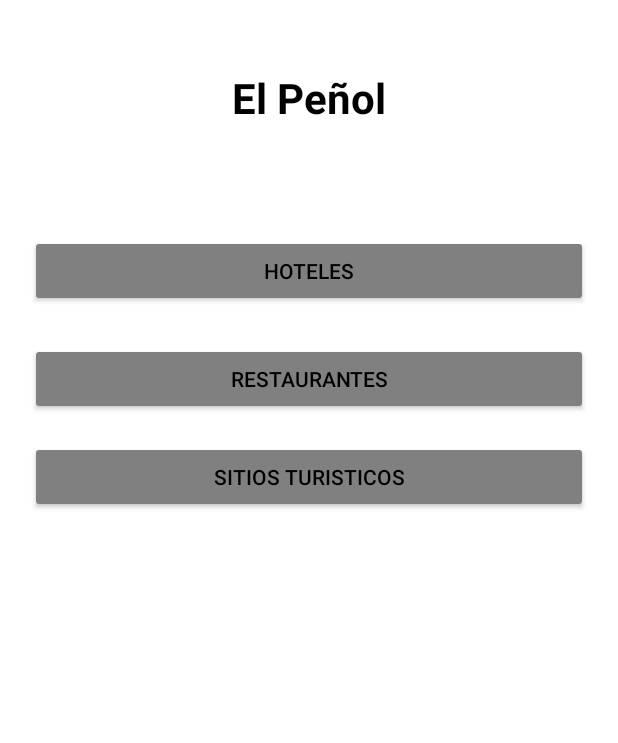
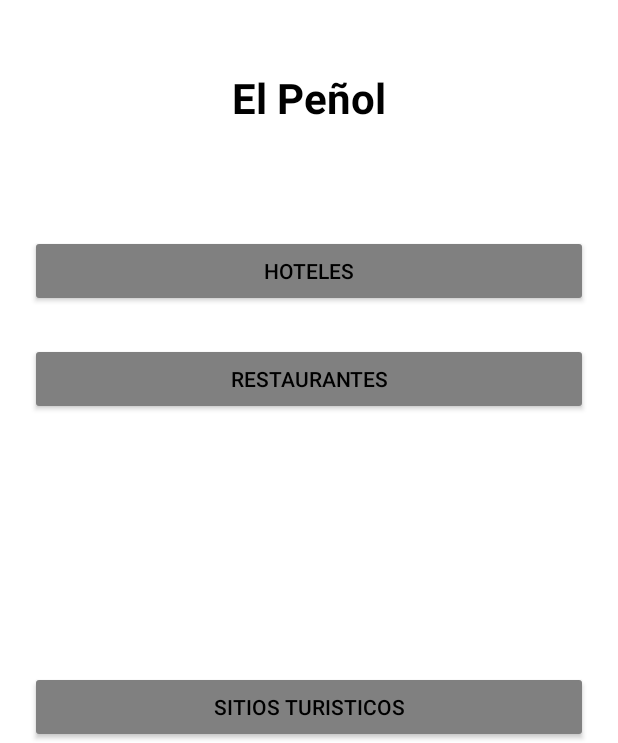
Before and after one commit to warpiggly/Pe-ol-, an Android app: the Home screen opened directly, with no data from a screen before it, on a phone screen of 412 x 824 dp, the part 493-1236 px from its top. Run offline under Robolectric (Android 15) with nearby library versions, the phone set to English and light mode, and no system bars.

Commit message:
Arreglo de errores

```diff
--- a/app/src/main/java/com/example/sanrafa/MainActivity.java
+++ b/app/src/main/java/com/example/sanrafa/MainActivity.java
@@ -18,7 +18,7 @@ public class MainActivity extends AppCompatActivity {
         super.onCreate(savedInstanceState);
         setContentView(R.layout.activity_main);
 
-        audio=MediaPlayer.create(this,R.raw.Octavio);
+        audio=MediaPlayer.create(this,R.raw.octavio);
         audio.start();
 
         //crear un delay de tiempo para lanzar la app
--- a/app/src/main/res/layout/activity_acercade.xml
+++ b/app/src/main/res/layout/activity_acercade.xml
@@ -13,7 +13,7 @@
         app:layout_constraintTop_toTopOf="parent"
         app:layout_constraintStart_toStartOf="parent"
         app:layout_constraintEnd_toEndOf="parent"
-        android:src="@drawable/Hotel"
+        android:src="@drawable/hotel"
         android:adjustViewBounds="true" />
 
     <TextView
--- a/app/src/main/res/layout/activity_home.xml
+++ b/app/src/main/res/layout/activity_home.xml
@@ -66,14 +66,15 @@
         android:id="@+id/botonsitios"
         android:layout_width="match_parent"
         android:layout_height="wrap_content"
-        app:layout_constraintTop_toBottomOf="@id/botonrestaurantes"
-        app:layout_constraintStart_toStartOf="parent"
-        app:layout_constraintEnd_toEndOf="parent"
-        app:layout_constraintBottom_toBottomOf="parent"
-        app:layout_constraintVertical_bias="0.1"
         android:layout_marginHorizontal="20dp"
         android:backgroundTint="@color/gray"
         android:text="Sitios turisticos"
-        android:textColor="@color/black"/>
+        android:textColor="@color/black"
+        app:layout_constraintBottom_toBottomOf="parent"
+        app:layout_constraintEnd_toEndOf="parent"
+        app:layout_constraintHorizontal_bias="0.4"
+        app:layout_constraintStart_toStartOf="parent"
+        app:layout_constraintTop_toBottomOf="@id/botonrestaurantes"
+        app:layout_constraintVertical_bias="1.0" />
 
 </androidx.constraintlayout.widget.ConstraintLayout>
--- a/app/src/main/res/layout/activity_hoteles.xml
+++ b/app/src/main/res/layout/activity_hoteles.xml
@@ -13,7 +13,7 @@
         app:layout_constraintTop_toTopOf="parent"
         app:layout_constraintStart_toStartOf="parent"
         app:layout_constraintEnd_toEndOf="parent"
-        android:src="@drawable/Hotel"
+        android:src="@drawable/hotel"
         android:adjustViewBounds="true" />
 
     <TextView
--- a/app/src/main/res/layout/activity_main.xml
+++ b/app/src/main/res/layout/activity_main.xml
@@ -4,7 +4,7 @@
     xmlns:tools="http://schemas.android.com/tools"
     android:layout_width="match_parent"
     android:layout_height="match_parent"
-    android:background="@drawable/Entrada"
+    android:background="@drawable/entrada"
     tools:context=".MainActivity">
 
 
--- a/app/src/main/res/layout/activity_resena.xml
+++ b/app/src/main/res/layout/activity_resena.xml
@@ -13,7 +13,7 @@
         app:layout_constraintTop_toTopOf="parent"
         app:layout_constraintStart_toStartOf="parent"
         app:layout_constraintEnd_toEndOf="parent"
-        android:src="@drawable/Lugares"
+        android:src="@drawable/lugares"
         android:adjustViewBounds="true" />
 
     <TextView
--- a/app/src/main/res/layout/activity_restaurantes.xml
+++ b/app/src/main/res/layout/activity_restaurantes.xml
@@ -14,7 +14,7 @@
         app:layout_constraintTop_toTopOf="parent"
         app:layout_constraintStart_toStartOf="parent"
         app:layout_constraintEnd_toEndOf="parent"
-        android:src="@drawable/Sitios"
+        android:src="@drawable/sitios"
         android:adjustViewBounds="true" />
 
     <TextView
--- a/app/src/main/res/layout/activity_sitios.xml
+++ b/app/src/main/res/layout/activity_sitios.xml
@@ -13,7 +13,7 @@
         app:layout_constraintTop_toTopOf="parent"
         app:layout_constraintStart_toStartOf="parent"
         app:layout_constraintEnd_toEndOf="parent"
-        android:src="@drawable/Lugares"
+        android:src="@drawable/lugares"
         android:adjustViewBounds="true" />
 
     <TextView
```
Also changed, not shown: app/src/main/res/drawable/entrada.jpeg (renamed from app/src/main/res/drawable/Entrada.jpeg), app/src/main/res/drawable/hotel.jpg (renamed from app/src/main/res/drawable/Hotel.jpg), app/src/main/res/drawable/lugares.jpg (renamed from app/src/main/res/drawable/Lugares.jpg), app/src/main/res/drawable/sitios.jpg (renamed from app/src/main/res/drawable/Sitios.jpg), 3 other files.
